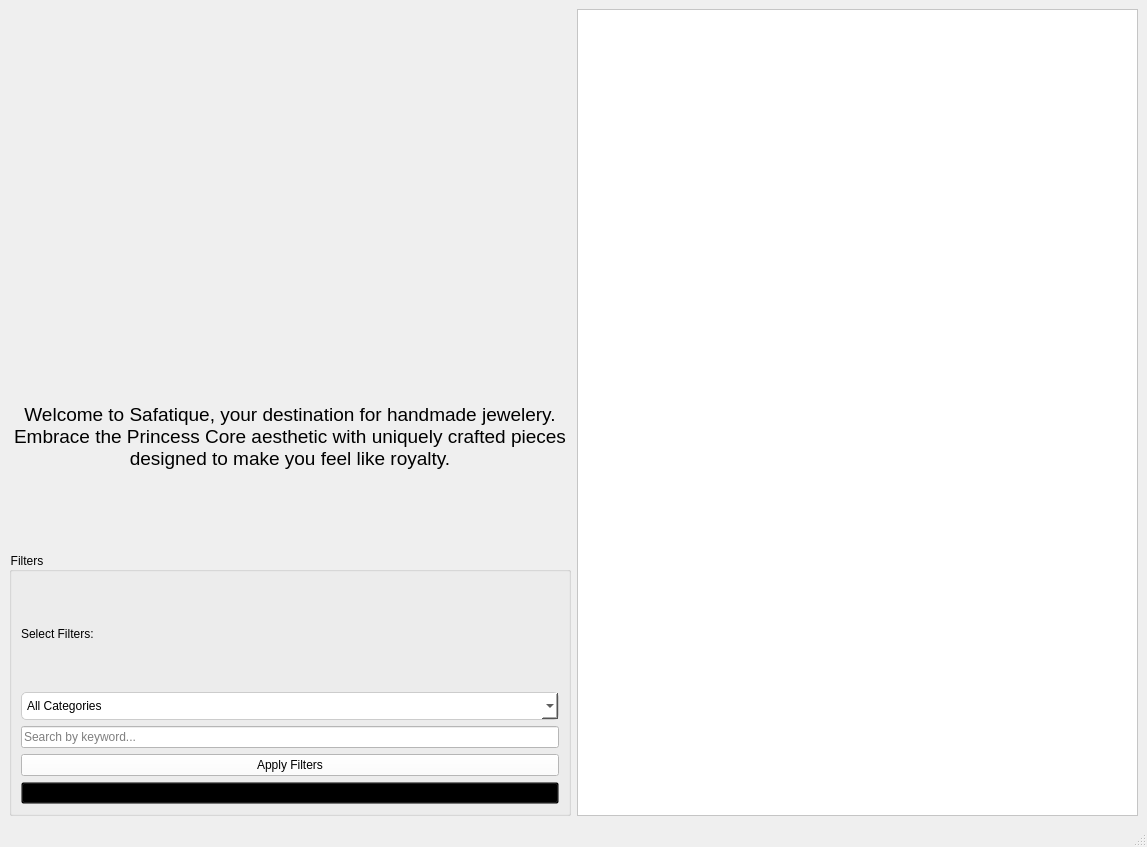
This is testCatalogue.ui in haniakashif/Safatique-Database as Qt 5 draws it before an edit. The edited form follows.
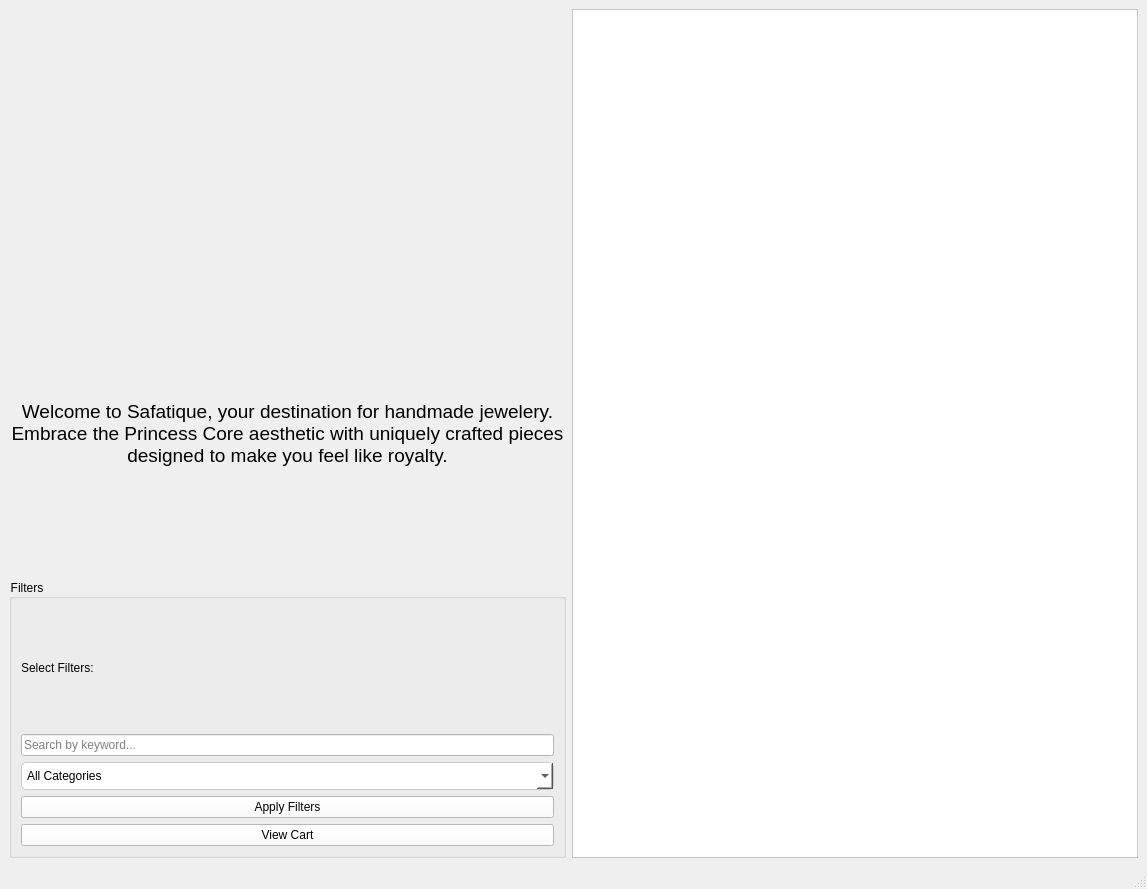
This is the edited form. Icons and pictures are not drawn.

Commit message: fixed catalogue display (still not the best but working)

The edit to the form file:
```diff
--- a/testCatalogue.ui
+++ b/testCatalogue.ui
@@ -7,9 +7,21 @@
     <x>0</x>
     <y>0</y>
     <width>1147</width>
-    <height>847</height>
+    <height>889</height>
    </rect>
   </property>
+  <property name="minimumSize">
+   <size>
+    <width>1147</width>
+    <height>0</height>
+   </size>
+  </property>
+  <property name="maximumSize">
+   <size>
+    <width>1147</width>
+    <height>16777215</height>
+   </size>
+  </property>
   <property name="windowTitle">
    <string>Jewelery Store Catalogue</string>
   </property>
@@ -37,7 +49,7 @@
          <x>0</x>
          <y>0</y>
          <width>557</width>
-         <height>772</height>
+         <height>814</height>
         </rect>
        </property>
        <layout class="QGridLayout" name="productGridLayout"/>
@@ -45,15 +57,21 @@
      </widget>
     </item>
     <item row="0" column="0">
-     <layout class="QVBoxLayout" name="leftLayout">
-      <property name="spacing">
-       <number>7</number>
-      </property>
+     <layout class="QVBoxLayout" name="verticalLayout">
       <property name="sizeConstraint">
-       <enum>QLayout::SetNoConstraint</enum>
+       <enum>QLayout::SetMinAndMaxSize</enum>
       </property>
       <item>
        <widget class="QLabel" name="logoLabel">
+        <property name="maximumSize">
+         <size>
+          <width>429</width>
+          <height>550</height>
+         </size>
+        </property>
+        <property name="layoutDirection">
+         <enum>Qt::LeftToRight</enum>
+        </property>
         <property name="text">
          <string/>
         </property>
@@ -70,6 +88,12 @@
       </item>
       <item>
        <widget class="QLabel" name="infoLabel">
+        <property name="minimumSize">
+         <size>
+          <width>557</width>
+          <height>158</height>
+         </size>
+        </property>
         <property name="styleSheet">
          <string notr="true">
            background: transparent;
@@ -77,10 +101,13 @@
         </property>
         <property name="text">
          <string>&lt;!DOCTYPE HTML PUBLIC &quot;-//W3C//DTD HTML 4.0//EN&quot; &quot;http://www.w3.org/TR/REC-html40/strict.dtd&quot;&gt;
-          &lt;html&gt;&lt;head&gt;&lt;meta name=&quot;qrichtext&quot; content=&quot;1&quot; /&gt;&lt;style type=&quot;text/css&quot;&gt;
-          p, li { white-space: pre-wrap; }
-          &lt;/style&gt;&lt;/head&gt;&lt;body style=&quot; font-family:'Bell MT'; font-size:14pt; font-weight:400; font-style:normal;&quot;&gt;
-          &lt;p&gt;Welcome to Safatique, your destination for handmade jewelery. Embrace the Princess Core aesthetic with uniquely crafted pieces designed to make you feel like royalty.&lt;/p&gt;&lt;/body&gt;&lt;/html&gt;</string>
+&lt;html&gt;&lt;head&gt;&lt;meta name=&quot;qrichtext&quot; content=&quot;1&quot; /&gt;&lt;style type=&quot;text/css&quot;&gt;
+p, li { white-space: pre-wrap; }
+&lt;/style&gt;&lt;/head&gt;&lt;body style=&quot; font-family:'MS Shell Dlg 2'; font-size:8pt; font-weight:400; font-style:normal;&quot;&gt;
+&lt;p style=&quot; margin-top:0px; margin-bottom:0px; margin-left:0px; margin-right:0px; -qt-block-indent:0; text-indent:0px;&quot;&gt;&lt;span style=&quot; font-family:'Bell MT'; font-size:14pt;&quot;&gt;Welcome to Safatique, your destination for handmade jewelery. Embrace the Princess Core aesthetic with uniquely crafted pieces designed to make you feel like royalty.&lt;/span&gt;&lt;/p&gt;&lt;/body&gt;&lt;/html&gt;</string>
+        </property>
+        <property name="scaledContents">
+         <bool>true</bool>
         </property>
         <property name="alignment">
          <set>Qt::AlignCenter</set>
@@ -92,6 +119,12 @@
       </item>
       <item>
        <widget class="QGroupBox" name="filtersGroup">
+        <property name="maximumSize">
+         <size>
+          <width>557</width>
+          <height>16777215</height>
+         </size>
+        </property>
         <property name="styleSheet">
          <string notr="true">
            background: transparent;
@@ -100,20 +133,8 @@
         <property name="title">
          <string>Filters</string>
         </property>
-        <layout class="QVBoxLayout" name="filtersLayout">
-         <item>
-          <widget class="QLabel" name="filterLabel">
-           <property name="styleSheet">
-            <string notr="true">
-              background: transparent;
-             </string>
-           </property>
-           <property name="text">
-            <string>Select Filters:</string>
-           </property>
-          </widget>
-         </item>
-         <item>
+        <layout class="QGridLayout" name="gridLayout_2">
+         <item row="2" column="0">
           <widget class="QComboBox" name="categoryComboBox">
            <property name="styleSheet">
             <string notr="true">
@@ -148,7 +169,7 @@
            </item>
           </widget>
          </item>
-         <item>
+         <item row="1" column="0">
           <widget class="QLineEdit" name="searchLineEdit">
            <property name="styleSheet">
             <string notr="true">
@@ -160,8 +181,20 @@
            </property>
           </widget>
          </item>
-         <item>
-          <widget class="QPushButton" name="applyFiltersButton">
+         <item row="0" column="0">
+          <widget class="QLabel" name="filterLabel">
+           <property name="styleSheet">
+            <string notr="true">
+              background: transparent;
+             </string>
+           </property>
+           <property name="text">
+            <string>Select Filters:</string>
+           </property>
+          </widget>
+         </item>
+         <item row="3" column="0">
+          <widget class="QPushButton" name="pushButton_applyFilters">
            <property name="styleSheet">
             <string notr="true">
               background: white;
@@ -172,20 +205,16 @@
            </property>
           </widget>
          </item>
-         <item>
+         <item row="4" column="0">
           <widget class="QPushButton" name="pushButton_viewCart">
+           <property name="styleSheet">
+            <string notr="true">
+              background: white;
+             </string>
+           </property>
            <property name="text">
             <string>View Cart</string>
            </property>
-           <property name="autoDefault">
-            <bool>true</bool>
-           </property>
-           <property name="default">
-            <bool>false</bool>
-           </property>
-           <property name="flat">
-            <bool>false</bool>
-           </property>
           </widget>
          </item>
         </layout>
```
Left out of the diff: 1 changed line with no effect on the pictures. The commit also changes 3 other files.
